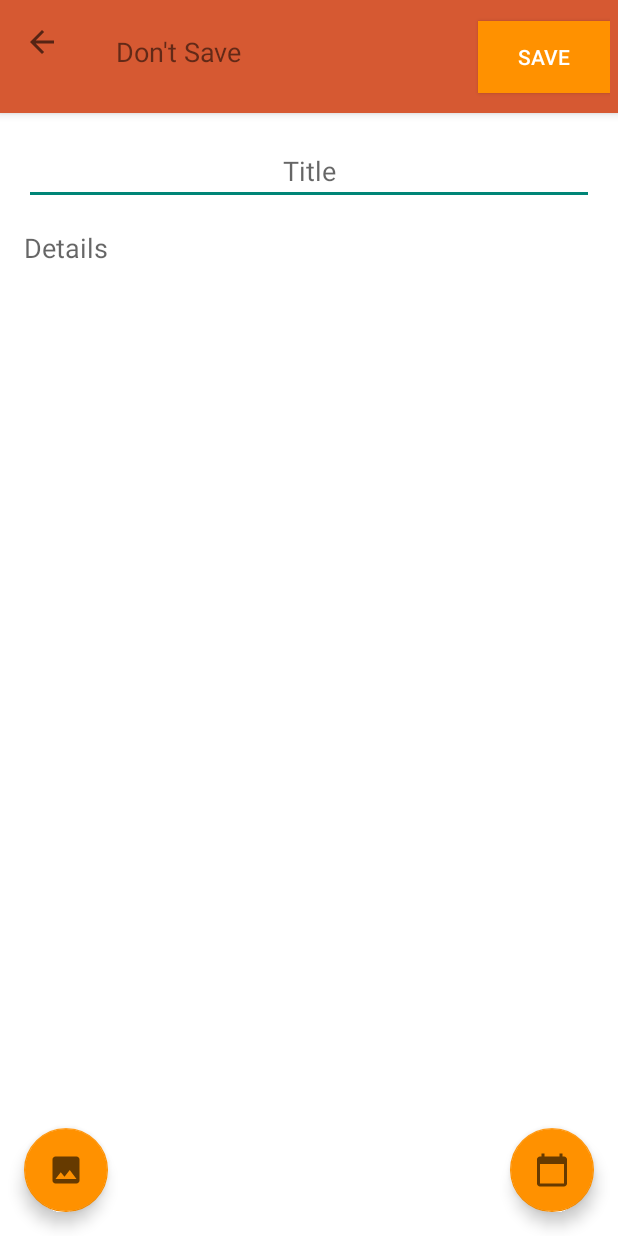
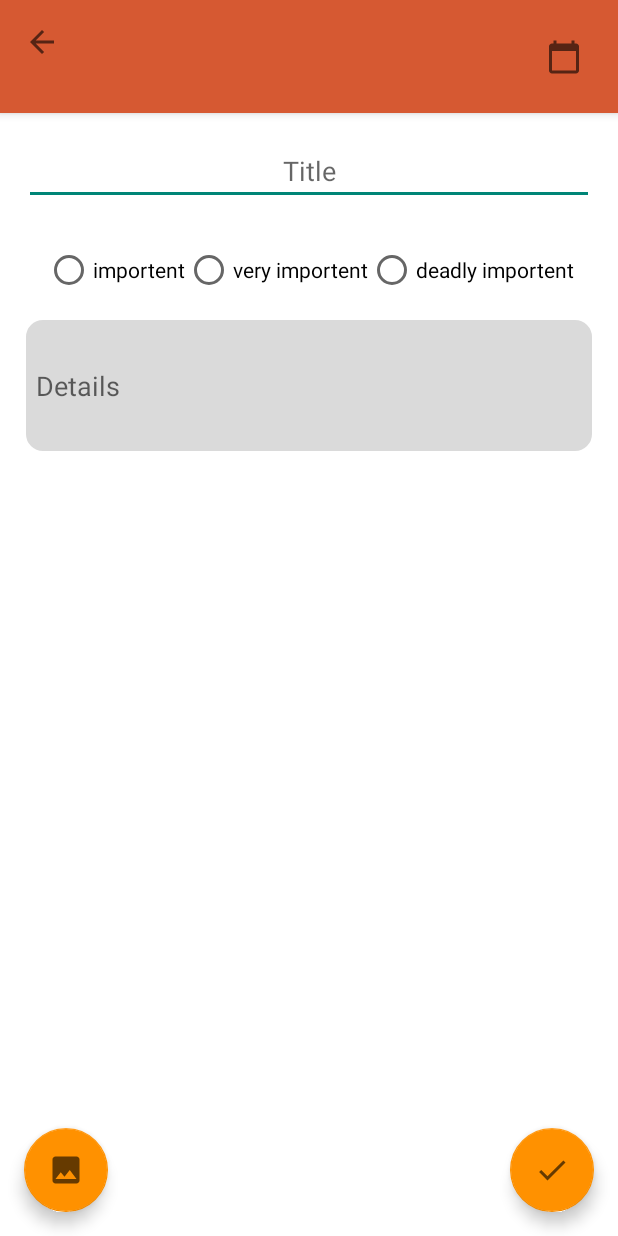
Before and after one commit to Obaa10/MyNote, an Android app: the NoteDetails screen opened directly, with no data from a screen before it, on a phone screen of 412 x 824 dp. Run offline under Robolectric (Android 15) with nearby library versions, the phone set to English and light mode, and no system bars; our stand-ins replace Room's generated code.

Commit message:
add list of images && edit the icon && resize card

```diff
--- a/app/build.gradle
+++ b/app/build.gradle
@@ -42,6 +42,7 @@
     // Room components
     implementation "androidx.room:room-ktx:$rootProject.roomVersion"
     implementation 'com.squareup.picasso:picasso:2.71828'
+    implementation 'com.google.code.gson:gson:2.8.6'
     kapt "androidx.room:room-compiler:$rootProject.roomVersion"
     androidTestImplementation "androidx.room:room-testing:$rootProject.roomVersion"
 
--- a/app/src/main/java/com/test/mynote/NoteDetails.kt
+++ b/app/src/main/java/com/test/mynote/NoteDetails.kt
@@ -6,23 +6,28 @@
 import android.app.DatePickerDialog.OnDateSetListener
 import android.content.Intent
 import android.content.pm.PackageManager
+import android.graphics.Bitmap
 import android.graphics.BitmapFactory
-import android.net.Uri
+import android.graphics.drawable.Drawable
 import android.os.Bundle
 import android.os.ParcelFileDescriptor
 import android.text.TextUtils
-import android.view.View
-import android.widget.Button
 import android.widget.EditText
-import android.widget.ImageView
+import android.widget.ImageButton
 import android.widget.TextView
 import androidx.appcompat.app.AppCompatActivity
 import androidx.core.app.ActivityCompat
 import androidx.core.content.ContextCompat
+import androidx.core.graphics.drawable.toBitmap
+import androidx.core.graphics.drawable.toDrawable
 import androidx.core.net.toUri
 import androidx.lifecycle.LiveData
+import androidx.lifecycle.MutableLiveData
 import androidx.lifecycle.observe
+import androidx.recyclerview.widget.LinearLayoutManager
+import androidx.recyclerview.widget.RecyclerView
 import com.google.android.material.floatingactionbutton.FloatingActionButton
+import com.test.mynote.adapter.ImageAdapter
 import com.test.mynote.database.Note
 import com.test.mynote.viewmodel.NoteViewModel
 import com.test.mynote.viewmodel.NoteViewModelFactory
@@ -32,9 +37,8 @@
 
 class NoteDetails : AppCompatActivity() {
 
-    lateinit var noteImage: ImageView
-    private var fullPhotoUri: Uri? = null
-    lateinit var removeButton: FloatingActionButton
+    lateinit var images: MutableLiveData<ArrayList<String>>
+
     companion object {
         const val EXTRA_REPLY = "NoteTitle"
         const val EXTRA_REPLY_ID = "NoteId"
@@ -49,12 +53,14 @@
         setSupportActionBar(findViewById(R.id.toolbar))
         supportActionBar?.setDisplayHomeAsUpEnabled(true)
 
-
-        val saveButton: Button = findViewById(R.id.save_button)
-        val dateButton: FloatingActionButton = findViewById(R.id.date_button)
+        images = MutableLiveData(arrayListOf(""))
+        val dateButton: ImageButton = findViewById(R.id.date_button)
+        val saveButton: FloatingActionButton = findViewById(R.id.save_button)
         val addImageButton: FloatingActionButton = findViewById(R.id.add_image_button)
-        removeButton = findViewById(R.id.remove_image)
-        noteImage = findViewById(R.id.note_image)
+        val imageList: RecyclerView = findViewById(R.id.image_list)
+        imageList.layoutManager = LinearLayoutManager(this,LinearLayoutManager.HORIZONTAL, false)
+        val imageListAdapter = ImageAdapter()
+        imageList.adapter = imageListAdapter
         val title: EditText = findViewById(R.id.detail_title)
         val detail: EditText = findViewById(R.id.detail_description)
         val detailDate: TextView = findViewById(R.id.detail_date)
@@ -82,8 +88,11 @@
                     date[0] = it.year
                     date[1] = it.month
                     date[2] = it.day
-                    if (it.image.isNotEmpty()) {
-                        fullPhotoUri = it.image.toUri()
+                    if (it.image.size > 0) {
+                        images.value = it.image
+                    }
+                    /*for(image in it.image) {
+                        fullPhotoUri = image.toUri()
                         val parcelFileDescriptor: ParcelFileDescriptor? =
                             fullPhotoUri?.let { contentResolver.openFileDescriptor(it, "r") }
                         parcelFileDescriptor?.let {
@@ -92,7 +101,7 @@
                             noteImage.setImageBitmap(original)
                         }
                         removeButton.visibility=View.VISIBLE
-                    }
+                    }*/
                 }
             }
         }
@@ -106,15 +115,16 @@
                 if (isEmpty) {
                     val noteTitle = title.text.toString()
                     val noteDetails = detail.text.toString()
-                    val imageUri: String = fullPhotoUri?.toString() ?: ""
-                    val array: Array<String> = arrayOf(noteTitle, noteDetails, imageUri)
+                    val imageUri: ArrayList<String> = images.value ?: arrayListOf("")
+                    val array: Array<String> = arrayOf(noteTitle, noteDetails)
                     replyIntent.putExtra(EXTRA_REPLY, array)
                     replyIntent.putExtra(EXTRA_REPLY_DATE, date)
+                    replyIntent.putExtra("image", imageUri)
                     setResult(Activity.RESULT_OK, replyIntent)
                 } else {
                     val noteTitle = title.text.toString()
                     val noteDetails = detail.text.toString()
-                    val imageUri: String = fullPhotoUri?.toString() ?: ""
+                    val imageUri: ArrayList<String> = images.value ?: arrayListOf("")
                     noteViewModel.update(Note(noteId, noteTitle, noteDetails, imageUri, date))
                 }
             }
@@ -146,26 +156,40 @@
             datetime.show()
         }
 
-        //Remove image
-        removeButton.setOnClickListener{
-            fullPhotoUri=null
-            noteImage.setImageDrawable(null)
-            removeButton.visibility=View.INVISIBLE
+        /* //Remove image
+         removeButton.setOnClickListener {
+             fullPhotoUri = null
+             noteImage.setImageDrawable(null)
+             removeButton.visibility = View.INVISIBLE
+         }
+ */
+
+        images.observe(this) {
+            val imageBitmap: ArrayList<Bitmap?> = arrayListOf()
+            for (image in it) {
+                if (image.isNotEmpty()) {
+                    val uri = image.toUri()
+                    val parcelFileDescriptor: ParcelFileDescriptor? =
+                        uri.let { contentResolver.openFileDescriptor(it, "r") }
+                    parcelFileDescriptor?.let {
+                        val fileDescriptor: FileDescriptor = parcelFileDescriptor.fileDescriptor
+                        val original = BitmapFactory.decodeFileDescriptor(fileDescriptor)
+                        imageBitmap.add(original)
+                    }
+                }
+            }
+            imageListAdapter.submitList(imageBitmap.toList())
         }
+
     }
 
     override fun onActivityResult(requestCode: Int, resultCode: Int, data: Intent?) {
         super.onActivityResult(requestCode, resultCode, data)
         if (resultCode == Activity.RESULT_OK && data != null) {
-            fullPhotoUri = data.data
-            val parcelFileDescriptor: ParcelFileDescriptor? =
-                fullPhotoUri?.let { contentResolver.openFileDescriptor(it, "r") }
-            parcelFileDescriptor?.let {
-                val fileDescriptor: FileDescriptor = parcelFileDescriptor.fileDescriptor
-                val original = BitmapFactory.decodeFileDescriptor(fileDescriptor)
-                noteImage.setImageBitmap(original)
-            }
-            removeButton.visibility=View.VISIBLE
+            val mlist = images.value?: arrayListOf("")
+            val list = arrayListOf<String>(data.data.toString())
+            list.addAll(mlist)
+            images.value = list
         }
     }
 
--- /dev/null
+++ b/app/src/main/java/com/test/mynote/adapter/ImageAdapter.kt
@@ -0,0 +1,50 @@
+package com.test.mynote.adapter
+
+import android.graphics.Bitmap
+import android.view.LayoutInflater
+import android.view.View
+import android.view.ViewGroup
+import android.widget.ImageButton
+import android.widget.ImageView
+import androidx.cardview.widget.CardView
+import androidx.recyclerview.widget.DiffUtil
+import androidx.recyclerview.widget.ListAdapter
+import androidx.recyclerview.widget.RecyclerView
+import com.test.mynote.R
+
+class ImageAdapter() :
+    ListAdapter<Bitmap, ImageAdapter.ViewHolder>(NOTES_COMPARATOR) {
+
+
+    override fun onCreateViewHolder(parent: ViewGroup, viewType: Int): ViewHolder {
+        val cardView = LayoutInflater.from(parent.context)
+            .inflate(R.layout.image_card, parent, false) as CardView
+        return ViewHolder(cardView)
+    }
+
+    override fun onBindViewHolder(holder: ViewHolder, position: Int) {
+        val image = getItem(position)
+        holder.create(image)
+    }
+
+    class ViewHolder(view: View) : RecyclerView.ViewHolder(view) {
+        val image: ImageView = view.findViewById(R.id.note_image)
+        val removeButton: ImageButton = view.findViewById(R.id.remove_image)
+        fun create(imageUri: Bitmap) {
+            image.setImageBitmap(imageUri)
+        }
+    }
+
+
+    companion object {
+        private val NOTES_COMPARATOR = object : DiffUtil.ItemCallback<Bitmap>() {
+            override fun areContentsTheSame(oldItem: Bitmap, newItem: Bitmap): Boolean {
+                return false
+            }
+
+            override fun areItemsTheSame(oldItem: Bitmap, newItem: Bitmap): Boolean {
+                return oldItem == newItem
+            }
+        }
+    }
+}
--- /dev/null
+++ b/app/src/main/res/drawable/ic_baseline_check_24.xml
@@ -0,0 +1,10 @@
+<vector xmlns:android="http://schemas.android.com/apk/res/android"
+    android:width="24dp"
+    android:height="24dp"
+    android:tint="?attr/colorControlNormal"
+    android:viewportWidth="24"
+    android:viewportHeight="24">
+  <path
+      android:fillColor="@android:color/white"
+      android:pathData="M9,16.17L4.83,12l-1.42,1.41L9,19 21,7l-1.41,-1.41z"/>
+</vector>
--- /dev/null
+++ b/app/src/main/res/drawable/text_border.xml
@@ -0,0 +1,16 @@
+<?xml version="1.0" encoding="utf-8"?>
+<shape
+    xmlns:android="http://schemas.android.com/apk/res/android"
+    android:shape="rectangle">
+    <solid
+        android:color="@color/border"/>
+
+    <corners
+        android:bottomLeftRadius="12dp"
+        android:bottomRightRadius="12dp"
+        android:topLeftRadius="12dp"
+        android:topRightRadius="12dp"/>
+    <stroke
+        android:width="1dp"
+        android:color="#ffffff"/>
+</shape>
--- a/app/src/main/res/layout/activity_note_details.xml
+++ b/app/src/main/res/layout/activity_note_details.xml
@@ -1,7 +1,6 @@
 <?xml version="1.0" encoding="utf-8"?>
 
-<androidx.coordinatorlayout.widget.CoordinatorLayout
-    xmlns:android="http://schemas.android.com/apk/res/android"
+<androidx.coordinatorlayout.widget.CoordinatorLayout xmlns:android="http://schemas.android.com/apk/res/android"
     xmlns:app="http://schemas.android.com/apk/res-auto"
     xmlns:tools="http://schemas.android.com/tools"
     android:layout_width="match_parent"
@@ -23,26 +22,15 @@
                 android:layout_height="match_parent"
                 android:padding="5dp">
 
-                <TextView
-                    android:id="@+id/textView2"
-                    android:layout_width="wrap_content"
-                    android:layout_height="wrap_content"
-                    android:text="@string/note_detail"
-                    android:textSize="18sp"
-                    app:layout_constraintBottom_toBottomOf="parent"
-                    app:layout_constraintEnd_toEndOf="parent"
-                    app:layout_constraintHorizontal_bias="0.0"
-                    app:layout_constraintStart_toStartOf="parent"
-                    app:layout_constraintTop_toTopOf="parent"
-                    app:layout_constraintVertical_bias="0.41000003" />
-
-                <Button
-                    android:id="@+id/save_button"
-                    style="@style/Widget.AppCompat.Button.Colored"
-                    android:layout_width="wrap_content"
-                    android:layout_height="wrap_content"
-                    android:background="#FF9100"
-                    android:text="@string/save"
+                <ImageButton
+                    android:id="@+id/date_button"
+                    style="@style/Widget.AppCompat.ImageButton"
+                    android:layout_width="46dp"
+                    android:layout_height="42dp"
+                    android:layout_marginEnd="8dp"
+                    android:background="#00FF9100"
+                    android:contentDescription="@string/add_date"
+                    android:src="@drawable/ic_baseline_calendar_today_24"
                     app:layout_constraintBottom_toBottomOf="parent"
                     app:layout_constraintEnd_toEndOf="parent"
                     app:layout_constraintHorizontal_bias="1.0"
@@ -73,50 +61,79 @@
                 android:layout_width="match_parent"
                 android:layout_height="wrap_content"
                 android:layout_margin="16dp"
-                android:layout_marginStart="16dp"
                 android:layout_marginTop="18dp"
                 android:ems="10"
                 android:gravity="center_horizontal"
                 android:hint="@string/title"
                 android:inputType="textCapSentences"
+                app:layout_constraintEnd_toEndOf="parent"
                 app:layout_constraintStart_toStartOf="parent"
                 app:layout_constraintTop_toTopOf="parent" />
 
+            <RadioGroup
+                android:id="@+id/radioGroup"
+                android:layout_width="wrap_content"
+                android:layout_height="wrap_content"
+                android:orientation="horizontal"
+                app:layout_constraintEnd_toEndOf="parent"
+                app:layout_constraintStart_toStartOf="parent"
+                app:layout_constraintTop_toBottomOf="@+id/detail_date">
 
-                <ImageView
-                    android:id="@+id/note_image"
-                    android:layout_width="match_parent"
+                <RadioButton
+                    android:id="@+id/radio_1"
+                    style="@style/Widget.AppCompat.CompoundButton.RadioButton"
+
+                    android:layout_width="wrap_content"
                     android:layout_height="wrap_content"
-                    android:layout_margin="16dp"
-                    android:contentDescription="@string/detail_image"
-                    app:layout_constraintEnd_toEndOf="parent"
-                    app:layout_constraintStart_toStartOf="parent"
-                    app:layout_constraintTop_toBottomOf="@+id/detail_description"
-                    />
+                    android:checked="false"
+                    android:text="importent" />
+
+                <RadioButton
+                    android:id="@+id/radio_2"
+                    android:layout_width="wrap_content"
+                    android:layout_height="wrap_content"
+                    android:text="very importent" />
+
+                <RadioButton
+                    android:id="@+id/radio_3"
+                    android:layout_width="wrap_content"
+                    android:layout_height="wrap_content"
+                    android:text="deadly importent" />
+            </RadioGroup>
+
+            <androidx.recyclerview.widget.RecyclerView
+                android:id="@+id/image_list"
+                android:layout_width="match_parent"
+                android:layout_height="wrap_content"
+                app:layout_constraintEnd_toEndOf="parent"
+                app:layout_constraintStart_toStartOf="parent"
+                app:layout_constraintTop_toBottomOf="@+id/detail_description" />
 
             <EditText
                 android:id="@+id/detail_description"
                 android:layout_width="match_parent"
-                android:layout_height="wrap_content"
+                android:layout_height="90dp"
                 android:layout_margin="16dp"
-                android:layout_marginTop="96dp"
-                android:accessibilityLiveRegion="none"
-                android:background="#FFFFFF"
+                android:accessibilityLiveRegion="assertive"
+                android:background="@drawable/text_border"
                 android:ems="10"
                 android:hint="@string/details"
                 android:importantForAutofill="no"
                 android:inputType="textMultiLine|text"
+                android:paddingStart="8dp"
                 app:layout_constraintEnd_toEndOf="parent"
                 app:layout_constraintStart_toStartOf="parent"
-                app:layout_constraintTop_toBottomOf="@+id/detail_title" />
+                app:layout_constraintTop_toBottomOf="@+id/radioGroup" />
 
             <TextView
                 android:id="@+id/detail_date"
                 android:layout_width="wrap_content"
                 android:layout_height="wrap_content"
-                android:layout_margin="5dp"
+                android:layout_margin="8dp"
+                app:layout_constraintEnd_toEndOf="parent"
+                app:layout_constraintHorizontal_bias="0.03"
                 app:layout_constraintStart_toStartOf="parent"
-                app:layout_constraintTop_toTopOf="parent" />
+                app:layout_constraintTop_toBottomOf="@+id/detail_title" />
 
         </androidx.constraintlayout.widget.ConstraintLayout>
 
@@ -125,13 +142,13 @@
             android:layout_height="match_parent">
 
             <com.google.android.material.floatingactionbutton.FloatingActionButton
-                android:id="@+id/date_button"
+                android:id="@+id/save_button"
                 android:layout_width="wrap_content"
                 android:layout_height="wrap_content"
                 android:layout_marginEnd="16dp"
                 android:layout_marginBottom="16dp"
-                android:contentDescription="@string/add_date"
-                android:src="@drawable/ic_baseline_calendar_today_24"
+                android:contentDescription="@string/save"
+                android:src="@drawable/ic_baseline_check_24"
                 app:backgroundTint="#FF9100"
                 app:layout_constraintBottom_toBottomOf="parent"
                 app:layout_constraintEnd_toEndOf="parent" />
@@ -148,19 +165,6 @@
                 app:layout_constraintBottom_toBottomOf="parent"
                 app:layout_constraintStart_toStartOf="parent" />
 
-            <com.google.android.material.floatingactionbutton.FloatingActionButton
-                android:id="@+id/remove_image"
-                android:layout_width="wrap_content"
-                android:layout_height="wrap_content"
-                android:layout_marginStart="16dp"
-                android:layout_marginBottom="16dp"
-                android:contentDescription="@string/remove_image"
-                android:src="@drawable/ic_baseline_image_not_supported_24"
-                android:visibility="invisible"
-                app:backgroundTint="#FF9100"
-                app:layout_constraintBottom_toBottomOf="parent"
-                app:layout_constraintStart_toStartOf="parent" />
-
         </androidx.constraintlayout.widget.ConstraintLayout>
 
     </FrameLayout>
--- a/app/src/main/res/values/colors.xml
+++ b/app/src/main/res/values/colors.xml
@@ -7,4 +7,5 @@
     <color name="teal_700">#FF018786</color>
     <color name="black">#FF000000</color>
     <color name="white">#FFFFFFFF</color>
+    <color name="border">#DCD5D5D5</color>
 </resources>
```
Also changed, not shown: app/src/main/java/com/test/mynote/MainActivity.kt (+4 -2 lines), app/src/main/java/com/test/mynote/adapter/NoteListAdapter.kt (+2 -1 lines), app/src/main/java/com/test/mynote/database/Converters.kt (added, +21 -0 lines), app/src/main/java/com/test/mynote/database/Note.java (+12 -8 lines), app/src/main/java/com/test/mynote/database/NoteDao.kt (+3 -0 lines), app/src/main/java/com/test/mynote/database/NoteRoomDatabase.kt (+2 -3 lines), app/src/main/java/com/test/mynote/viewmodel/NoteViewModel.kt (+3 -0 lines), app/src/main/res/drawable/ic_baseline_cancel_24.xml (added, +10 -0 lines), app/src/main/res/layout/image_card.xml (added, +29 -0 lines), app/src/main/res/layout/note_card.xml (+8 -8 lines).
